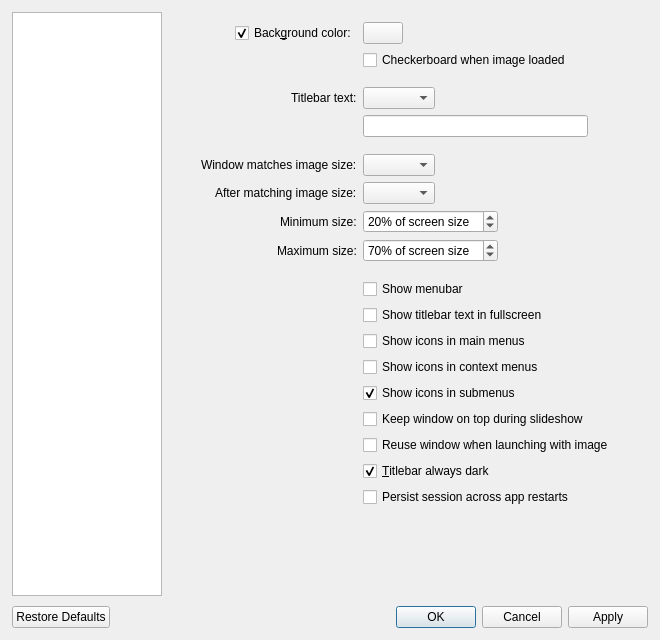
Qt form src/qvoptionsdialog.ui (inostarlin-passion/Fovelle) before a commit.
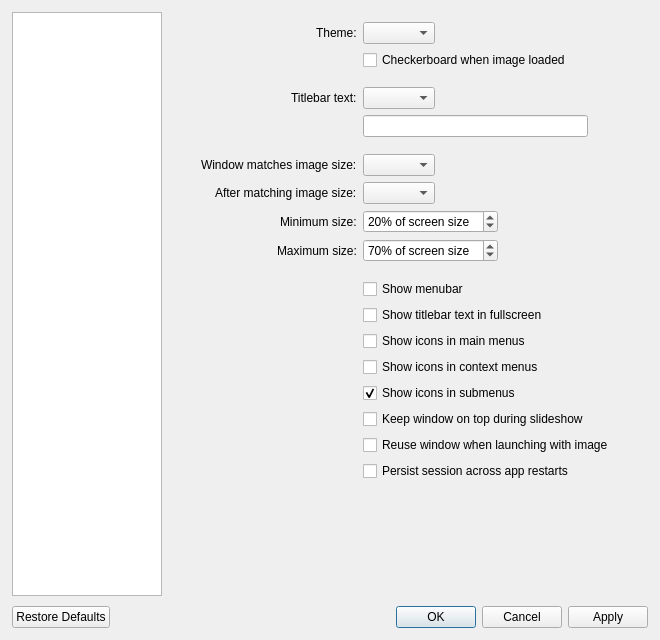
The same form after that commit.

Patch:
```diff
--- a/src/qvoptionsdialog.ui
+++ b/src/qvoptionsdialog.ui
@@ -106,27 +106,14 @@
            <number>10</number>
           </property>
           <item row="0" column="0">
-           <widget class="QCheckBox" name="bgColorCheckbox">
-            <property name="sizePolicy">
-             <sizepolicy hsizetype="Minimum" vsizetype="Minimum">
-              <horstretch>0</horstretch>
-              <verstretch>0</verstretch>
-             </sizepolicy>
-            </property>
+           <widget class="QLabel" name="themeLabel">
             <property name="text">
-             <string>Back&amp;ground color:</string>
-            </property>
-            <property name="checked">
-             <bool>true</bool>
+             <string>Theme:</string>
             </property>
            </widget>
           </item>
           <item row="0" column="1">
-           <widget class="QPushButton" name="bgColorButton">
-            <property name="focusPolicy">
-             <enum>Qt::FocusPolicy::NoFocus</enum>
-            </property>
-           </widget>
+           <widget class="QComboBox" name="themeComboBox"/>
           </item>
           <item row="1" column="1">
            <widget class="QCheckBox" name="checkerboardBackgroundCheckbox">
@@ -358,19 +345,6 @@
             </property>
            </widget>
           </item>
-          <item row="18" column="1">
-           <widget class="QCheckBox" name="darkTitlebarCheckbox">
-            <property name="toolTip">
-             <string>Choose whether or not the titlebar should always be dark regardless of your chosen macOS appearance</string>
-            </property>
-            <property name="text">
-             <string>&amp;Titlebar always dark</string>
-            </property>
-            <property name="checked">
-             <bool>true</bool>
-            </property>
-           </widget>
-          </item>
           <item row="19" column="1">
            <widget class="QCheckBox" name="persistSessionCheckbox">
             <property name="text">
```
